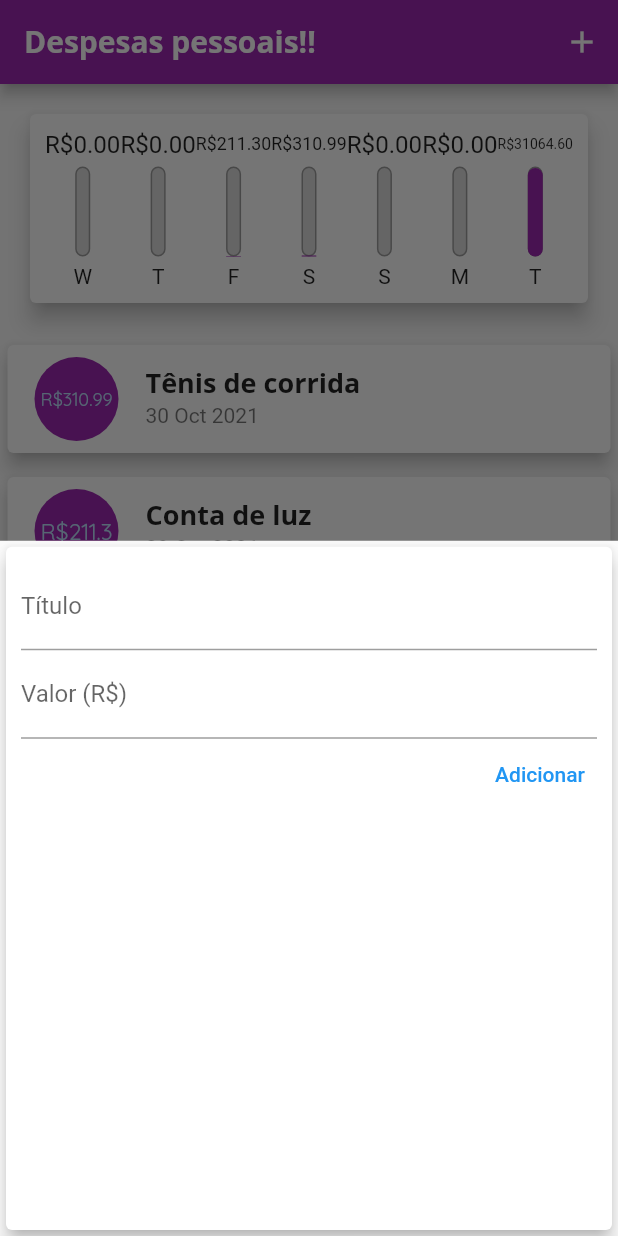
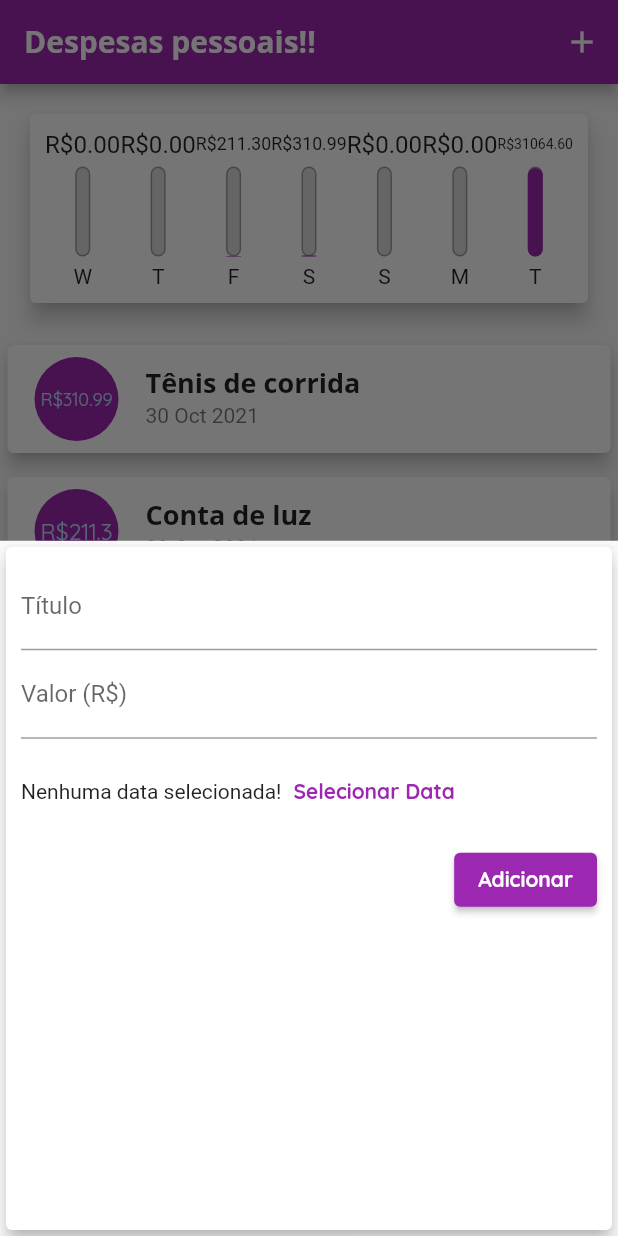
Before and after one commit to cristianohorn/flutter-expenses-control, a Flutter app: the screen it shows after launch, after a tap on the "add" icon, on a phone screen of 412 x 824 dp. Run offline on Flutter 3.47's test engine with Material 2 defaults, Android fonts, the phone set to English and light mode, and no system bars.

Commit message:
adicionar padronização de cor de botão e botão de seleção de data

```diff
--- a/expenses/src/lib/components/transaction_form.dart
+++ b/expenses/src/lib/components/transaction_form.dart
@@ -43,15 +43,30 @@ class _TransactionFormState extends State<TransactionForm> {
               onSubmitted: (_) => _submitForm(),
               decoration: InputDecoration(labelText: 'Valor (R\$)'),
             ),
+            Container(
+              height: 70,
+              child: Row(children: [
+                Text('Nenhuma data selecionada!'),
+                TextButton(
+                  onPressed: () {},
+                  child: const Text(
+                    'Selecionar Data',
+                    style: TextStyle(
+                      fontWeight: FontWeight.bold,
+                    ),
+                  ),
+                ),
+              ]),
+            ),
             Row(
               mainAxisAlignment: MainAxisAlignment.end,
               children: [
-                TextButton(
+                ElevatedButton(
                     onPressed: _submitForm,
                     child: Text(
                       "Adicionar",
                       style: TextStyle(
-                        color: Theme.of(context).primaryColor,
+                        color : Theme.of(context).textTheme.button!.color,
                       ),
                     )),
               ],
--- a/expenses/src/lib/main.dart
+++ b/expenses/src/lib/main.dart
@@ -20,12 +20,15 @@ class ExpensesApp extends StatelessWidget {
       theme: ThemeData(
         fontFamily: 'Quicksand',
         textTheme: ThemeData.light().textTheme.copyWith(
-              headline6: TextStyle(
-                fontFamily: 'OpenSans',
-                fontSize: 18,
-                fontWeight: FontWeight.bold,
-              ),
+            headline6: TextStyle(
+              fontFamily: 'OpenSans',
+              fontSize: 18,
+              fontWeight: FontWeight.bold,
             ),
+            button: TextStyle(
+              color: Colors.white,
+              fontWeight: FontWeight.bold,
+            )),
         appBarTheme: AppBarTheme(
           textTheme: ThemeData.light().textTheme.copyWith(
                 headline6: TextStyle(
```
